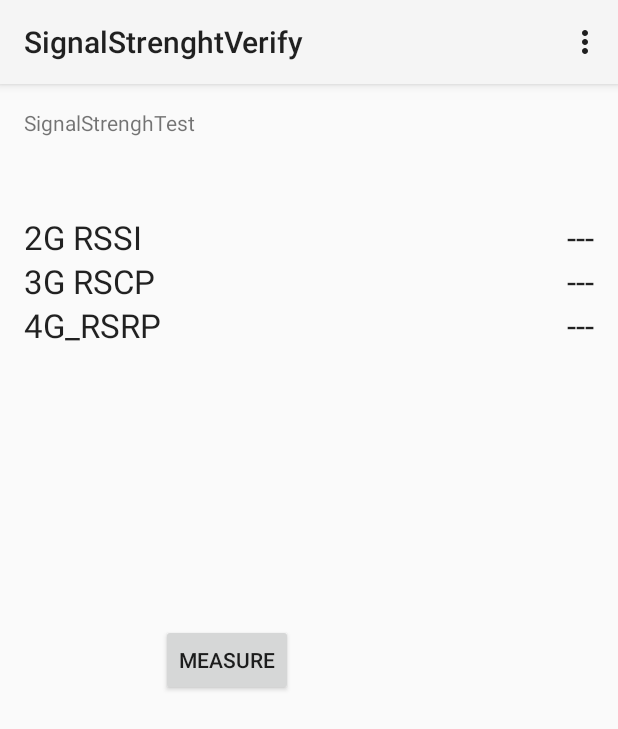
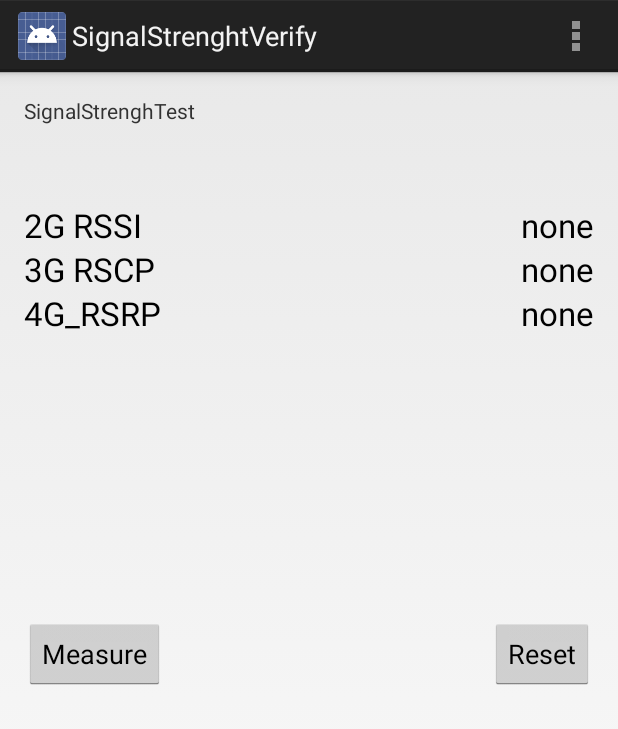
Before and after one commit to ericster/SignalStrengthVerify, an Android app: the screen it shows after launch (MainActivity), in the options menu, after a tap on "Settings", on a phone screen of 412 x 824 dp. Shown: the top 729 px of the screen. Run offline under Robolectric (Android 15) with nearby library versions, the phone set to English and light mode, and no system bars.

Commit message:
successfully working version
1. created new android.jar with s5 telephony class
     - retrieved only telephone class from P4 out
     - added it SDK19 android.jar
     - replaced android.jar and put it SDK dir

Todo.
1. to find telephony class from DUT
2. to find a way to get proper values from SignalStrength

```diff
--- a/app/build.gradle
+++ b/app/build.gradle
@@ -1,13 +1,13 @@
 apply plugin: 'com.android.application'
 
 android {
-    compileSdkVersion 21
+    compileSdkVersion 19
     buildToolsVersion "21.1.0"
 
     defaultConfig {
         applicationId "com.frameworktest.signalstrenghtverify"
         minSdkVersion 19
-        targetSdkVersion 21
+        targetSdkVersion 19
         versionCode 1
         versionName "1.0"
     }
--- a/app/src/main/java/com/frameworktest/signalstrenghtverify/MainActivity.java
+++ b/app/src/main/java/com/frameworktest/signalstrenghtverify/MainActivity.java
@@ -3,6 +3,7 @@ package com.frameworktest.signalstrenghtverify;
 import android.app.Activity;
 import android.os.Bundle;
 import android.telephony.SignalStrength;
+import android.util.Log;
 import android.view.Menu;
 import android.view.MenuItem;
 import android.view.View;
@@ -12,14 +13,16 @@ import android.widget.TextView;
 
 public class MainActivity extends Activity {
 
+    private static final String TAG = "SignalStrengthTest";
+
     @Override
     protected void onCreate(Bundle savedInstanceState) {
         super.onCreate(savedInstanceState);
         setContentView(R.layout.activity_main);
 
-        Button button = (Button) findViewById(R.id.signal_measure);
-
-        button.setOnClickListener(new View.OnClickListener()
+        Button measure_button = (Button) findViewById(R.id.signal_measure);
+        Button reset_button = (Button) findViewById(R.id.reset);
+        measure_button.setOnClickListener(new View.OnClickListener()
         {
             public void onClick(View v)
             {
@@ -27,20 +30,42 @@ public class MainActivity extends Activity {
 
             }
         });
+        reset_button.setOnClickListener(new View.OnClickListener()
+        {
+            public void onClick(View v)
+            {
+                resetSignalStrength();
+
+            }
+        });
+    }
+
+    private void resetSignalStrength() {
+        TextView gsm_value_box = (TextView) findViewById(R.id.gsm_rssi);
+        TextView umts_value_box = (TextView) findViewById(R.id.umts_rscp);
+        TextView lte_value_box = (TextView) findViewById(R.id.lte_rsrp);
+        gsm_value_box.setText("none");
+        umts_value_box.setText("none");
+        lte_value_box.setText("none");
     }
 
     private void measureSignalStrength() {
-        SignalStrength signalStrength = null;
-        int gsm_rssi = signalStrength.getGsmSignalStrength();
-        int umts_rscp = signalStrength.getGsmSignalStrength();
-        int lte_rsrp = signalStrength.getLteRsrp();
+        SignalStrength signalStrength = new SignalStrength();
+        int gsm_rssi, umts_rscp, lte_rsrp;
+        gsm_rssi = signalStrength.getGsmSignalStrength();
+        umts_rscp = signalStrength.getGsmSignalStrength();
+        lte_rsrp = signalStrength.getLteRsrp();
+
+        Log.i(TAG, "gsm_rssi = " + gsm_rssi);
+        Log.i(TAG, "umtis_rscp = " + umts_rscp);
+        Log.i(TAG, "lte_rsrp = " + lte_rsrp);
 
         TextView gsm_value_box = (TextView) findViewById(R.id.gsm_rssi);
         TextView umts_value_box = (TextView) findViewById(R.id.umts_rscp);
         TextView lte_value_box = (TextView) findViewById(R.id.lte_rsrp);
-        gsm_value_box.setText(gsm_rssi);
-        umts_value_box.setText(umts_rscp);
-        lte_value_box.setText(lte_rsrp);
+        gsm_value_box.setText(Integer.toString(gsm_rssi));
+        umts_value_box.setText(Integer.toString(umts_rscp));
+        lte_value_box.setText(Integer.toString(lte_rsrp));
 
     }
 
--- a/app/src/main/res/layout/activity_main.xml
+++ b/app/src/main/res/layout/activity_main.xml
@@ -71,6 +71,14 @@
         android:id="@+id/signal_measure"
         android:layout_toEndOf="@+id/textView6"
         android:layout_centerVertical="true"
-        android:layout_centerHorizontal="true" />
+        android:layout_alignParentStart="true" />
+
+    <Button
+        android:layout_width="wrap_content"
+        android:layout_height="wrap_content"
+        android:text="Reset"
+        android:id="@+id/reset"
+        android:layout_alignBottom="@+id/signal_measure"
+        android:layout_alignParentEnd="true" />
 
 </RelativeLayout>
--- a/app/src/main/res/values-v21/styles.xml
+++ b/app/src/main/res/values-v21/styles.xml
@@ -1,5 +1,3 @@
 <?xml version="1.0" encoding="utf-8"?>
 <resources>
-    <style name="AppTheme" parent="android:Theme.Material.Light">
-    </style>
 </resources>
```
Also changed, not shown: 2 other files.
